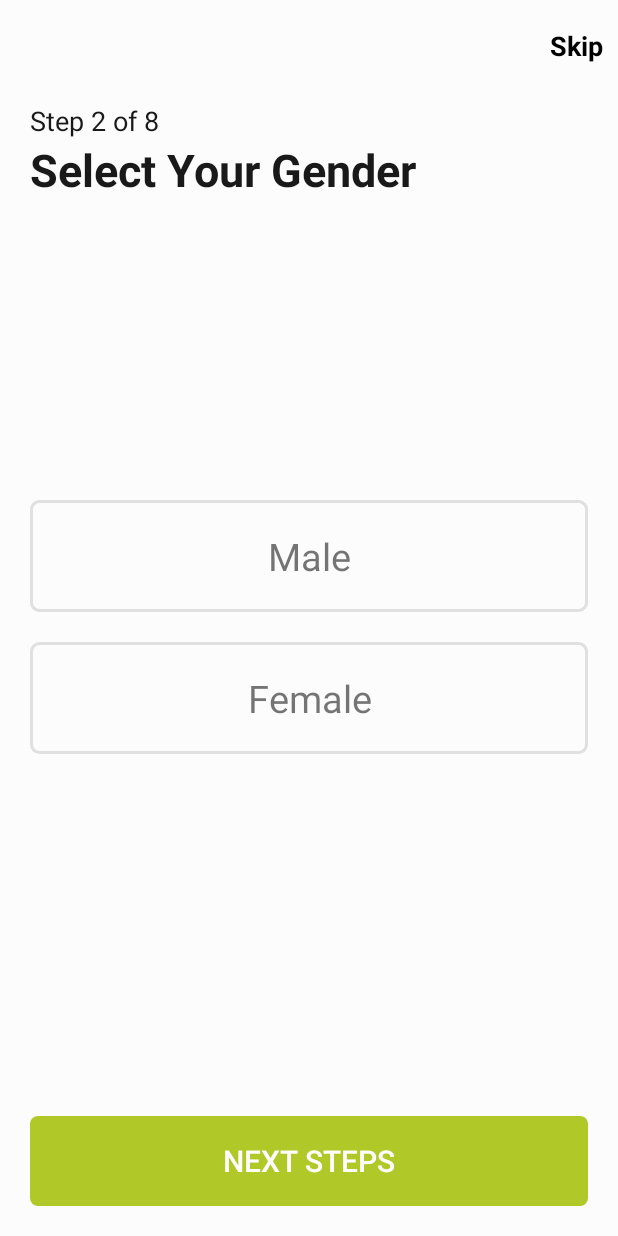
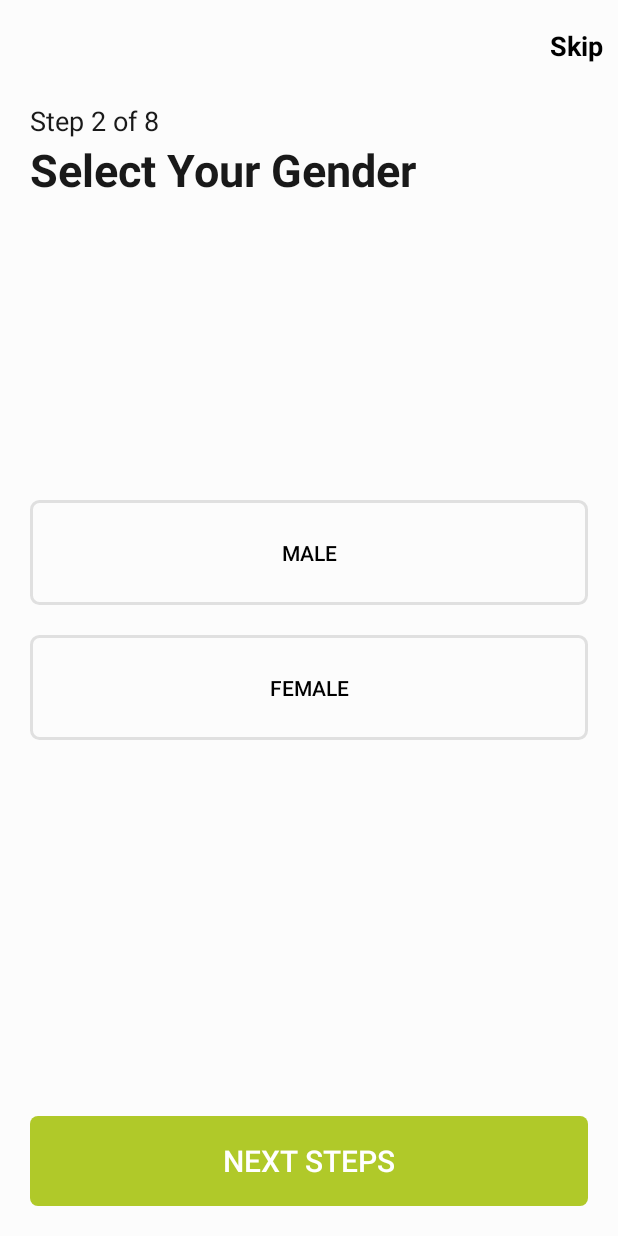
Before and after one commit to SumitJKshirsagar/Well-Fit, an Android app: the fragment GenderFragment placed in its activity, on a phone screen of 412 x 824 dp. Run offline under Robolectric (Android 15) with nearby library versions, the phone set to English and light mode, and no system bars.

Commit message:
INITIAL COMMENT

```diff
--- a/app/src/main/java/AboutUserUi/GenderFragment.java
+++ b/app/src/main/java/AboutUserUi/GenderFragment.java
@@ -1,55 +1,54 @@
 package AboutUserUi;
 
-import android.graphics.Color;
-import android.graphics.drawable.Drawable;
 import android.os.Bundle;
 
-import androidx.annotation.ColorRes;
-import androidx.annotation.NonNull;
-import androidx.annotation.Nullable;
 import androidx.fragment.app.Fragment;
 
 import android.view.LayoutInflater;
 import android.view.View;
 import android.view.ViewGroup;
-import android.widget.TextView;
-
+import android.widget.Button;
+import android.graphics.Color;
 import com.example.well_fit.R;
-
 
 public class GenderFragment extends Fragment {
 
-   private TextView textView;
-
-    public GenderFragment() {
-        // Required empty public constructor
-    }
-
-
-    public static GenderFragment newInstance() {
-        GenderFragment fragment = new GenderFragment();
-        Bundle args = new Bundle();
-        fragment.setArguments(args);
-        return fragment;
-    }
-
-    @Override
-    public void onCreate(Bundle savedInstanceState) {
-        super.onCreate(savedInstanceState);
-
-    }
+    private Button button1;
+    private Button button2;
 
     @Override
     public View onCreateView(LayoutInflater inflater, ViewGroup container,
                              Bundle savedInstanceState) {
         // Inflate the layout for this fragment
-        return inflater.inflate(R.layout.fragment_gender, container, false);
+        View view = inflater.inflate(R.layout.fragment_gender, container, false);
+
+        // Initialize buttons
+        button1 = view.findViewById(R.id.button1);
+        button2 = view.findViewById(R.id.button2);
+
+        // Set click listeners
+        button1.setOnClickListener(new View.OnClickListener() {
+            @Override
+            public void onClick(View view) {
+                button1.setTextColor(Color.WHITE);
+                button1.setBackgroundColor(Color.BLACK);
+
+                button2.setTextColor(Color.BLACK);
+                button2.setBackgroundColor(Color.WHITE);
             }
+        });
 
+        button2.setOnClickListener(new View.OnClickListener() {
             @Override
-    public void onViewCreated(@NonNull View view, @Nullable Bundle savedInstanceState) {
-        super.onViewCreated(view, savedInstanceState);
+            public void onClick(View view) {
+                button2.setTextColor(Color.WHITE);
+                button2.setBackgroundColor(Color.BLACK);
 
+                button1.setTextColor(Color.BLACK);
+                button1.setBackgroundColor(Color.WHITE);
             }
+        });
 
+        return view;
     }
+}
--- a/app/src/main/res/layout/fragment_gender.xml
+++ b/app/src/main/res/layout/fragment_gender.xml
@@ -10,7 +10,7 @@
         android:layout_height="match_parent"
         android:layout_margin="20dp"
         android:orientation="vertical"
-       >
+        >
 
 
         <TextView
@@ -28,26 +28,26 @@
             android:textSize="30dp"
             android:textStyle="bold" />
 
-        <TextView
-            android:id="@+id/Maletxt"
+        <Button
             android:layout_width="match_parent"
             android:layout_height="wrap_content"
             android:layout_marginTop="200dp"
             android:layout_gravity="center"
-            android:textAlignment="center"
-            android:textSize="25dp"
+            android:id="@+id/button1"
+            android:textColor="@color/black"
             android:background="@drawable/txtbg"
-            android:padding="20dp"
+            android:padding="25dp"
             android:text="Male" />
 
-        <TextView
+        <Button
             android:layout_width="match_parent"
             android:layout_height="wrap_content"
-            android:padding="20dp"
-            android:textSize="25dp"
-            android:textAlignment="center"
+            android:padding="25dp"
+            android:id="@+id/button2"
+            android:textColor="@color/black"
             android:background="@drawable/txtbg"
             android:layout_marginTop="20dp"
+            android:layout_gravity="center_vertical"
             android:text="Female"/>
 
     </LinearLayout>
```
Lines whose indentation alone changed are shown as unchanged.
